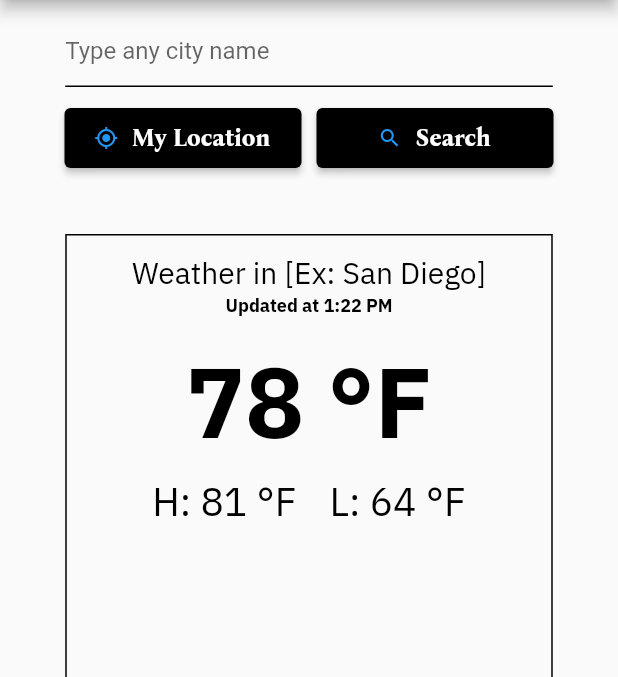
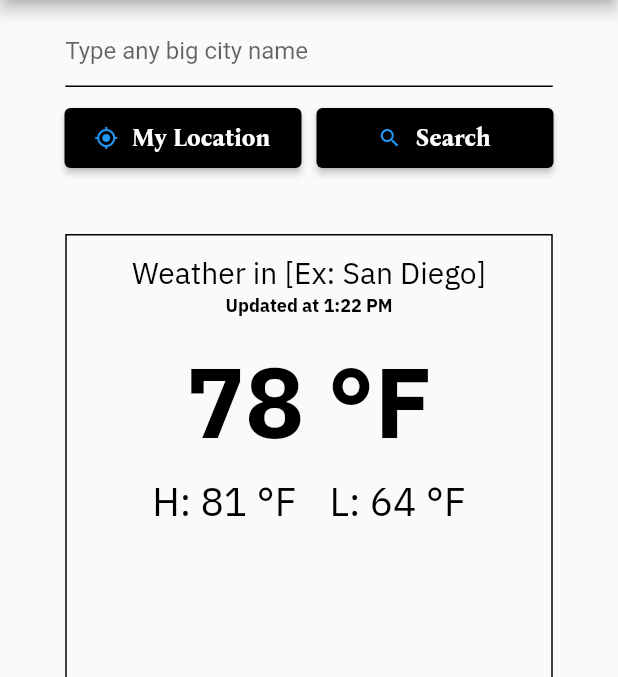
Before and after one commit to cedriceicher10/VeryGoodWeatherApp, a Flutter app: the screen it shows after launch, after a tap on "Refresh", on a phone screen of 412 x 824 dp, the part 84-761 px from its top. Run offline on Flutter 3.47's test engine with Material 2 defaults, Android fonts, the phone set to English and light mode, and no system bars; our stand-ins replace flutter_bloc; network calls fail.

Commit message:
Linked up the search bar to the getWeather cubit query

```diff
--- a/lib/weather_cubit.dart
+++ b/lib/weather_cubit.dart
@@ -1,9 +1,7 @@
-import 'dart:io';
 import 'package:flutter_bloc/flutter_bloc.dart';
 import 'package:intl/intl.dart';
 import 'package:http/http.dart';
 import 'weather_package.dart';
-import 'dart:math';
 import 'dart:convert';
 
 String baseUrlMetaWeather = 'www.metaweather.com';
--- a/lib/weather_screen.dart
+++ b/lib/weather_screen.dart
@@ -41,6 +41,7 @@ class _WeatherScreenState extends State<WeatherScreen> {
               backgroundColor: Colors.black,
               centerTitle: true,
             ),
+            resizeToAvoidBottomInset: false,
             body: BlocBuilder<WeatherCubit, WeatherPackage>(
                 builder: (context, weather) {
               return Center(
@@ -62,7 +63,8 @@ class _WeatherScreenState extends State<WeatherScreen> {
                   Row(mainAxisAlignment: MainAxisAlignment.center, children: [
                     toggleUnitsButton(bottomButtonWidth, bottomButtonHeight),
                     const SizedBox(width: spacing),
-                    refreshButton(bottomButtonWidth, bottomButtonHeight)
+                    refreshButton(
+                        weather, bottomButtonWidth, bottomButtonHeight)
                   ]),
                   Expanded(
                     child: Align(
@@ -79,7 +81,7 @@ class _WeatherScreenState extends State<WeatherScreen> {
     return TextField(
       controller: _text,
       decoration: const InputDecoration(
-        hintText: 'Type any city name',
+        hintText: 'Type any big city name',
         enabledBorder: UnderlineInputBorder(
           borderSide: BorderSide(color: Colors.black),
         ),
@@ -126,10 +128,8 @@ class _WeatherScreenState extends State<WeatherScreen> {
           if (!currentFocus.hasPrimaryFocus) {
             currentFocus.unfocus();
           }
-          // Navigator.pushAndRemoveUntil(
-          //     context,
-          //     MaterialPageRoute(builder: (context) => const StartScreen()),
-          //     (Route<dynamic> route) => false);
+          // Get weather for current city
+          context.read<WeatherCubit>().getWeather(_text.value.text);
         },
         style: ElevatedButton.styleFrom(
             primary: Colors.black, fixedSize: Size(buttonWidth, buttonHeight)),
@@ -250,7 +250,8 @@ class _WeatherScreenState extends State<WeatherScreen> {
         ]));
   }
 
-  Widget refreshButton(double buttonWidth, double buttonHeight) {
+  Widget refreshButton(
+      WeatherPackage weather, double buttonWidth, double buttonHeight) {
     return ElevatedButton(
         onPressed: () async {
           // Remove keyboard
@@ -259,7 +260,7 @@ class _WeatherScreenState extends State<WeatherScreen> {
             currentFocus.unfocus();
           }
           // Get weather for current city
-          context.read<WeatherCubit>().getWeather('San Diego');
+          context.read<WeatherCubit>().getWeather(weather.locationName);
         },
         style: ElevatedButton.styleFrom(
             primary: Colors.black, fixedSize: Size(buttonWidth, buttonHeight)),
```
